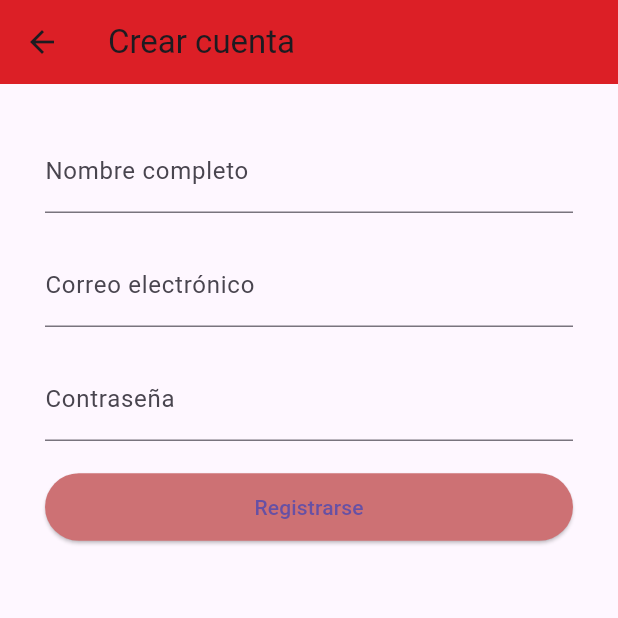
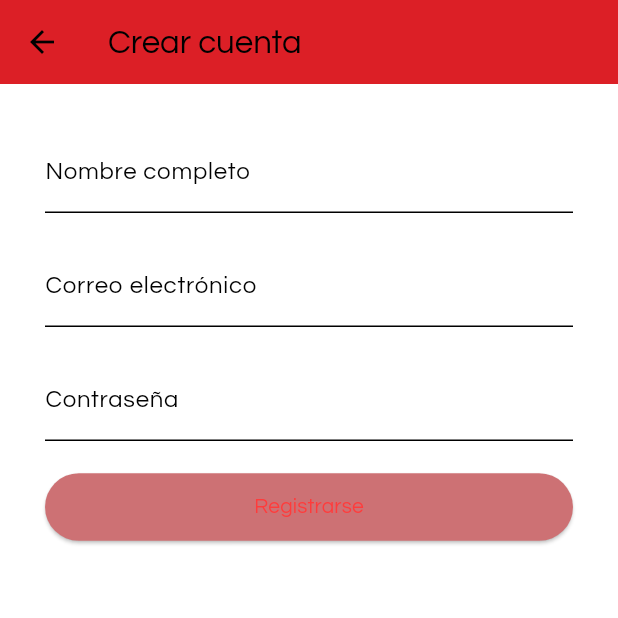
Before and after one commit to Maria-Mesa/AppJVADMIN, a Flutter app: the screen it shows after launch, after a tap on "¿No tienes cuenta? Regístrate aquí", on a phone screen of 412 x 824 dp, the top half of it. Run offline on Flutter 3.47's test engine with Material 3 defaults, Android fonts, the phone set to English and light mode, and no system bars; our stand-ins replace go_router.

Commit message:
feat: Add initial implementation of the app with authentication and routing
- Added logo image to assets.
- Created devtools_options.yaml for Dart & Flutter DevTools settings.
- Introduced constants.dart for app-wide constants including colors and padding.
- Implemented app_routes.dart for navigation using GoRouter.
- Developed AuthButton widget for reusable authentication buttons.
- Created AccountingPage with a simple layout.
- Built main app structure in app.dart with theme initialization.
- Developed Home page with bottom navigation and multiple tabs.
- Implemented Login page with email and password fields and navigation.
- Created Signup page for user registration.
- Added dark and light theme implementations for consistent styling.
- Exported theme files for easy access.

```diff
--- /dev/null
+++ b/devtools_options.yaml
@@ -0,0 +1,3 @@
+description: This file stores settings for Dart & Flutter DevTools.
+documentation: https://docs.flutter.dev/tools/devtools/extensions#configure-extension-enablement-states
+extensions:
--- a/lib/dashboard.dart
+++ b/lib/dashboard.dart
@@ -101,12 +101,12 @@ class DashboardPage extends StatelessWidget {
     );
   }
 
-  Widget _buildActivityItem(String text, String time, Color dotColor) {
+  /* Widget _buildActivityItem(String text, String time, Color dotColor) {
     return ListTile(
       leading: Icon(Icons.circle, color: dotColor, size: 12),
       title: Text(text),
       subtitle: Text(time),
       contentPadding: EdgeInsets.zero,
     );
-  }
+  } */
 }
--- a/lib/login.dart
+++ /dev/null
@@ -1,99 +0,0 @@
-import 'package:flutter/material.dart';
-import 'package:helloworld/pantallaprincipal.dart';
-import 'package:helloworld/registro.dart';
-
-class InicioSesion extends StatelessWidget {
-  final TextEditingController correoController = TextEditingController();
-  final TextEditingController contrasenaController = TextEditingController();
-
-  InicioSesion({super.key});
-
-  @override
-  Widget build(BuildContext context) {
-    return Scaffold(
-      backgroundColor: const Color(0xFFDC1F26),
-      body: ListView(
-        padding: const EdgeInsets.symmetric(horizontal: 40.0, vertical: 70.0),
-        children: <Widget>[
-          Column(
-            children: <Widget>[
-              const Icon(Icons.person, size: 65, color: Colors.brown),
-              const SizedBox(height: 25),
-              const Text(
-                'JV ADMIN',
-                style: TextStyle(
-                  fontSize: 25,
-                  fontWeight: FontWeight.bold,
-                  color: Color(0xffd9bfb6),
-                ),
-              ),
-              const Text(
-                'Administra tu óptica de forma fácil y segura',
-                style: TextStyle(color: Colors.white),
-              ),
-              const SizedBox(height: 30),
-              Container(
-                padding: const EdgeInsets.all(20),
-                decoration: BoxDecoration(
-                  color: Colors.white,
-                  borderRadius: BorderRadius.circular(16),
-                ),
-                child: Column(
-                  children: <Widget>[
-                    const Text(
-                      'Iniciar Sesión',
-                      style: TextStyle(
-                        fontSize: 20,
-                        fontWeight: FontWeight.bold,
-                      ),
-                    ),
-                    const SizedBox(height: 20),
-                    TextField(
-                      controller: correoController,
-                      decoration: const InputDecoration(
-                        labelText: 'Correo electrónico',
-                      ),
-                    ),
-                    const SizedBox(height: 15),
-                    TextField(
-                      controller: contrasenaController,
-                      obscureText: true,
-                      decoration: const InputDecoration(
-                        labelText: 'Contraseña',
-                      ),
-                    ),
-                    const SizedBox(height: 20),
-                    ElevatedButton(
-                      onPressed: () {
-                        Navigator.push(
-                          context,
-                          MaterialPageRoute(
-                            builder: (_) => const PantallaPrincipal(),
-                          ),
-                        );
-                      },
-                      style: ElevatedButton.styleFrom(
-                        backgroundColor: const Color(0xffe5aaa6),
-                        minimumSize: const Size(double.infinity, 50),
-                      ),
-                      child: const Text('Iniciar Sesión'),
-                    ),
-                    TextButton(
-                      onPressed: () {
-                        Navigator.push(
-                          context,
-                          MaterialPageRoute(builder: (_) => Registro()),
-                        );
-                      },
-                      child: const Text('¿No tienes cuenta? Regístrate aquí'),
-                    ),
-                  ],
-                ),
-              ),
-            ],
-          ),
-        ],
-      ),
-    );
-  }
-}
--- a/lib/main.dart
+++ b/lib/main.dart
@@ -1,21 +1,7 @@
 import 'package:flutter/material.dart'; // Estaba mal escrito "fluter"
-import 'package:helloworld/login.dart';
+import 'package:helloworld/src/features/app/presentation/page/app.dart';
 
 void main() {
+  WidgetsFlutterBinding.ensureInitialized();
   runApp(const JVAdminApp());
 }
-
-class JVAdminApp extends StatelessWidget {
-  const JVAdminApp({super.key});
-
-  // Debe ser StatelessWidget si no usas estado
-  @override
-  Widget build(BuildContext context) {
-    return MaterialApp(
-      title: 'JV ADMIN',
-      theme: ThemeData(primaryColor: const Color(0xffe32f22)),
-      home: InicioSesion(),
-      debugShowCheckedModeBanner: false,
-    );
-  }
-}
--- /dev/null
+++ b/lib/src/core/constants/constants.dart
@@ -0,0 +1,36 @@
+import 'package:flutter/material.dart';
+
+class Constants {
+  static const Color primaryColor = Color.fromARGB(255, 255, 59, 59);
+  static const Color secondaryColor = Color(0xFFffffff);
+
+  static const double defaultPadding = 8.0;
+  static const double defaultBorderRadius = 16.0;
+  static const EdgeInsets mainPadding = EdgeInsets.all(defaultPadding);
+  static const EdgeInsets contentPadding = EdgeInsets.all(defaultPadding * 2);
+
+  static BorderRadius mainBorderRadius = BorderRadius.circular(
+    defaultBorderRadius,
+  );
+  static BorderRadius innerBorderRadius = BorderRadius.circular(
+    defaultBorderRadius - defaultPadding,
+  );
+
+  static Duration animationTransition = const Duration(milliseconds: 350);
+
+  static PageTransitionsTheme pageTransition = const PageTransitionsTheme(
+    builders: <TargetPlatform, PageTransitionsBuilder>{
+      TargetPlatform.android: FadeForwardsPageTransitionsBuilder(),
+      TargetPlatform.iOS: CupertinoPageTransitionsBuilder(),
+    },
+  );
+
+  static List<BoxShadow> boxShadow = <BoxShadow>[
+    const BoxShadow(
+      color: Color.fromRGBO(17, 12, 46, 0.15),
+      offset: Offset(0, 48),
+      blurRadius: 100,
+      spreadRadius: 0,
+    ),
+  ];
+}
--- /dev/null
+++ b/lib/src/core/routes/app_routes.dart
@@ -0,0 +1,36 @@
+import 'package:flutter/material.dart';
+import 'package:go_router/go_router.dart';
+import 'package:helloworld/src/features/accounting/presentation/page/accounting_page.dart';
+import 'package:helloworld/src/features/home/presentation/page/home.dart';
+import 'package:helloworld/src/features/login/presentation/page/login.dart';
+import 'package:helloworld/src/features/signup/presentation/page/signup.dart';
+
+class AppRoutes {
+  late final GoRouter router = GoRouter(
+    initialLocation: '/login',
+    debugLogDiagnostics: true,
+    routes: <RouteBase>[
+      GoRoute(
+        path: '/login',
+        name: 'login',
+        builder: (BuildContext context, GoRouterState state) => const Login(),
+      ),
+      GoRoute(
+        path: '/home',
+        name: 'home',
+        builder: (BuildContext context, GoRouterState state) => const Home(),
+      ),
+      GoRoute(
+        path: '/signup',
+        name: 'signup',
+        builder: (BuildContext context, GoRouterState state) => const Signup(),
+      ),
+      GoRoute(
+        path: '/accounting',
+        name: 'accounting',
+        builder: (BuildContext context, GoRouterState state) =>
+            const AccountingPage(),
+      ),
+    ],
+  );
+}
--- /dev/null
+++ b/lib/src/core/shared/auth/auth_button.dart
@@ -0,0 +1,37 @@
+import 'package:flutter/material.dart';
+import 'package:helloworld/src/core/constants/constants.dart';
+
+class AuthButton extends StatelessWidget {
+  const AuthButton({
+    required this.label,
+    this.labelColor = Colors.white,
+    this.onTap,
+    super.key,
+  });
+  final VoidCallback? onTap;
+  final String label;
+  final Color labelColor;
+
+  @override
+  Widget build(BuildContext context) {
+    return DecoratedBox(
+      decoration: BoxDecoration(
+        color: Constants.primaryColor,
+        borderRadius: Constants.innerBorderRadius,
+        boxShadow: Constants.boxShadow,
+      ),
+      child: GestureDetector(
+        onTap: onTap,
+        child: Padding(
+          padding: Constants.contentPadding,
+          child: Center(
+            child: Text(
+              label,
+              style: TextStyle(color: labelColor, fontSize: 20),
+            ),
+          ),
+        ),
+      ),
+    );
+  }
+}
--- /dev/null
+++ b/lib/src/features/accounting/presentation/page/accounting_page.dart
@@ -0,0 +1,18 @@
+import 'package:flutter/material.dart';
+
+class AccountingPage extends StatefulWidget {
+  const AccountingPage({super.key});
+
+  @override
+  State<AccountingPage> createState() => _AccountingPageState();
+}
+
+class _AccountingPageState extends State<AccountingPage> {
+  @override
+  Widget build(BuildContext context) {
+    return Scaffold(
+      appBar: AppBar(title: const Text('Accounting')),
+      body: const Center(child: Text('Accounting Page')),
+    );
+  }
+}
--- /dev/null
+++ b/lib/src/features/app/presentation/page/app.dart
@@ -0,0 +1,39 @@
+import 'package:flutter/material.dart';
+import 'package:helloworld/src/core/routes/app_routes.dart';
+import 'package:helloworld/src/theme/theme.dart';
+
+class JVAdminApp extends StatefulWidget {
+  const JVAdminApp({super.key});
+
+  @override
+  State<JVAdminApp> createState() => _JVAdminAppState();
+}
+
+class _JVAdminAppState extends State<JVAdminApp> {
+  late final AppRoutes _appRoutes;
+
+  @override
+  void initState() {
+    super.initState();
+    _appRoutes = AppRoutes();
+    AppLightTheme.initialize(context);
+    AppDarkTheme.initialize(context);
+  }
+
+  @override
+  Widget build(BuildContext context) {
+    return MediaQuery(
+      data: MediaQuery.of(
+        context,
+      ).copyWith(textScaler: const TextScaler.linear(1.0)),
+      child: MaterialApp.router(
+        title: 'JV ADMIN',
+        theme: AppLightTheme.instance,
+        darkTheme: AppDarkTheme.instance,
+        themeMode: ThemeMode.light,
+        routerConfig: _appRoutes.router,
+        debugShowCheckedModeBanner: false,
+      ),
+    );
+  }
+}
--- a/lib/pantallaprincipal.dart
+++ b/lib/src/features/home/presentation/page/home.dart
@@ -4,14 +4,14 @@ import 'package:helloworld/inventario.dart';
 import 'package:helloworld/proveedores.dart';
 import 'package:helloworld/ventas.dart';
 
-class PantallaPrincipal extends StatefulWidget {
-  const PantallaPrincipal({super.key});
+class Home extends StatefulWidget {
+  const Home({super.key});
 
   @override
-  _PantallaPrincipalState createState() => _PantallaPrincipalState();
+  State<Home> createState() => _HomeState();
 }
 
-class _PantallaPrincipalState extends State<PantallaPrincipal> {
+class _HomeState extends State<Home> {
   int index = 0;
   final List<Widget> pages = <Widget>[
     const DashboardPage(),
--- /dev/null
+++ b/lib/src/features/login/presentation/page/login.dart
@@ -0,0 +1,109 @@
+import 'package:flutter/material.dart';
+import 'package:go_router/go_router.dart';
+import 'package:helloworld/src/core/constants/constants.dart';
+import 'package:helloworld/src/core/shared/auth/auth_button.dart';
+
+class Login extends StatefulWidget {
+  const Login({super.key});
+
+  @override
+  State<Login> createState() => _LoginState();
+}
+
+class _LoginState extends State<Login> {
+  late final TextEditingController _emailController;
+  late final TextEditingController _passwordController;
+
+  @override
+  void initState() {
+    super.initState();
+    _emailController = TextEditingController();
+    _passwordController = TextEditingController();
+  }
+
+  @override
+  void dispose() {
+    _emailController.dispose();
+    _passwordController.dispose();
+    super.dispose();
+  }
+
+  @override
+  Widget build(BuildContext context) {
+    return Scaffold(
+      backgroundColor: Constants.primaryColor,
+
+      body: ListView(
+        padding: Constants.contentPadding,
+        children: <Widget>[
+          Column(
+            children: <Widget>[
+              Image.asset('assets/images/logo.png', height: 240),
+              const Text(
+                'JV ADMIN',
+                style: TextStyle(
+                  fontSize: 32,
+                  fontWeight: FontWeight.bold,
+                  color: Colors.white,
+                ),
+              ),
+              const Text(
+                'Administra tu óptica de forma fácil y segura',
+                style: TextStyle(color: Colors.white),
+              ),
+              const SizedBox(height: 30),
+              DecoratedBox(
+                decoration: BoxDecoration(
+                  color: Colors.white,
+                  borderRadius: BorderRadius.circular(16),
+                ),
+                child: Padding(
+                  padding: Constants.contentPadding,
+                  child: Column(
+                    children: <Widget>[
+                      const Text(
+                        'Iniciar Sesión',
+                        style: TextStyle(
+                          fontSize: 28,
+                          fontWeight: FontWeight.bold,
+                        ),
+                      ),
+                      const SizedBox(height: 20),
+                      TextField(
+                        controller: _emailController,
+                        decoration: const InputDecoration(
+                          labelText: 'Correo electrónico',
+                        ),
+                      ),
+                      const SizedBox(height: 15),
+                      TextField(
+                        controller: _passwordController,
+                        obscureText: true,
+                        decoration: const InputDecoration(
+                          labelText: 'Contraseña',
+                        ),
+                      ),
+                      const SizedBox(height: 20),
+                      AuthButton(
+                        label: 'Iniciar Sesión',
+                        onTap: () {
+                          context.push('/home');
+                        },
+                      ),
+                      TextButton(
+                        onPressed: () {
+                          context.push('/signup');
+                        },
+                        child: const Text('¿No tienes cuenta? Regístrate aquí'),
+                      ),
+                    ],
+                  ),
+                ),
+              ),
+            ],
+          ),
+        ],
+      ),
+    );
+  }
+}
--- a/lib/registro.dart
+++ b/lib/src/features/signup/presentation/page/signup.dart
@@ -1,12 +1,33 @@
 import 'package:flutter/material.dart';
-import 'package:helloworld/pantallaprincipal.dart';
+import 'package:go_router/go_router.dart';
 
-class Registro extends StatelessWidget {
-  final TextEditingController nameController = TextEditingController();
-  final TextEditingController emailController = TextEditingController();
-  final TextEditingController passwordController = TextEditingController();
+class Signup extends StatefulWidget {
+  const Signup({super.key});
 
-  Registro({super.key});
+  @override
+  State<Signup> createState() => _SignupState();
+}
+
+class _SignupState extends State<Signup> {
+  late final TextEditingController _nameController;
+  late final TextEditingController _emailController;
+  late final TextEditingController _passwordController;
+
+  @override
+  void initState() {
+    super.initState();
+    _nameController = TextEditingController();
+    _emailController = TextEditingController();
+    _passwordController = TextEditingController();
+  }
+
+  @override
+  void dispose() {
+    _nameController.dispose();
+    _emailController.dispose();
+    _passwordController.dispose();
+    super.dispose();
+  }
 
   @override
   Widget build(BuildContext context) {
@@ -20,29 +41,26 @@ class Registro extends StatelessWidget {
         child: Column(
           children: <Widget>[
             TextField(
-              controller: nameController,
+              controller: _nameController,
               decoration: const InputDecoration(labelText: 'Nombre completo'),
             ),
             const SizedBox(height: 20),
             TextField(
-              controller: emailController,
+              controller: _emailController,
               decoration: const InputDecoration(
                 labelText: 'Correo electrónico',
               ),
             ),
             const SizedBox(height: 20),
             TextField(
-              controller: passwordController,
+              controller: _passwordController,
               obscureText: true,
               decoration: const InputDecoration(labelText: 'Contraseña'),
             ),
             const SizedBox(height: 20),
             ElevatedButton(
               onPressed: () {
-                Navigator.pushReplacement(
-                  context,
-                  MaterialPageRoute(builder: (_) => const PantallaPrincipal()),
-                );
+                context.push('/home');
               },
               style: ElevatedButton.styleFrom(
                 backgroundColor: const Color(0xffcd7174),
--- /dev/null
+++ b/lib/src/theme/dark_theme.dart
@@ -0,0 +1,26 @@
+import 'package:flutter/material.dart';
+import 'package:helloworld/src/core/constants/constants.dart';
+
+class AppDarkTheme {
+  static ThemeData? _instance;
+
+  static ThemeData get instance {
+    if (_instance == null) {
+      throw Exception('AppTheme is not initialized with context');
+    }
+    return _instance!;
+  }
+
+  static void initialize(BuildContext context) {
+    _instance = _createDarkTheme(context);
+  }
+
+  static ThemeData _createDarkTheme(BuildContext context) {
+    return ThemeData(
+      brightness: Brightness.dark,
+      fontFamily: 'Questrial',
+      primaryColor: Constants.primaryColor,
+      pageTransitionsTheme: Constants.pageTransition,
+    );
+  }
+}
--- /dev/null
+++ b/lib/src/theme/light_theme.dart
@@ -0,0 +1,37 @@
+import 'package:flutter/material.dart';
+import 'package:helloworld/src/core/constants/constants.dart';
+
+class AppLightTheme {
+  static ThemeData? _instance;
+
+  static ThemeData get instance {
+    if (_instance == null) {
+      throw Exception('AppTheme is not initialized with context');
+    }
+    return _instance!;
+  }
+
+  static void initialize(BuildContext context) {
+    _instance = _createLightTheme(context);
+  }
+
+  static ThemeData _createLightTheme(BuildContext context) {
+    return ThemeData(
+      fontFamily: 'Questrial',
+      primaryColor: Constants.primaryColor,
+      pageTransitionsTheme: Constants.pageTransition,
+      colorScheme: const ColorScheme.light(
+        primary: Constants.primaryColor,
+        secondary: Constants.secondaryColor,
+        error: Constants.primaryColor,
+      ),
+      progressIndicatorTheme: const ProgressIndicatorThemeData(
+        // ignore: deprecated_member_use
+        year2023: false,
+        color: Constants.primaryColor,
+        linearTrackColor: Constants.secondaryColor,
+        trackGap: Constants.defaultPadding,
+      ),
+    );
+  }
+}
--- /dev/null
+++ b/lib/src/theme/theme.dart
@@ -0,0 +1,2 @@
+export './dark_theme.dart';
+export './light_theme.dart';
```
Also changed, not shown: pubspec.yaml (+14 -0 lines), assets/fonts/questrial.ttf (added), assets/images/logo.png (added).
